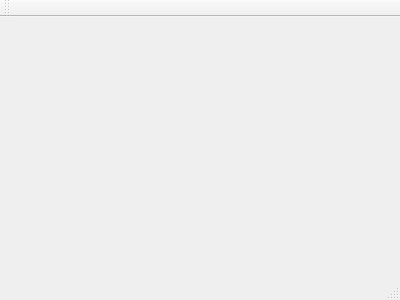
antondevs/ColorMap, file mainwindow.ui: the form before one commit.
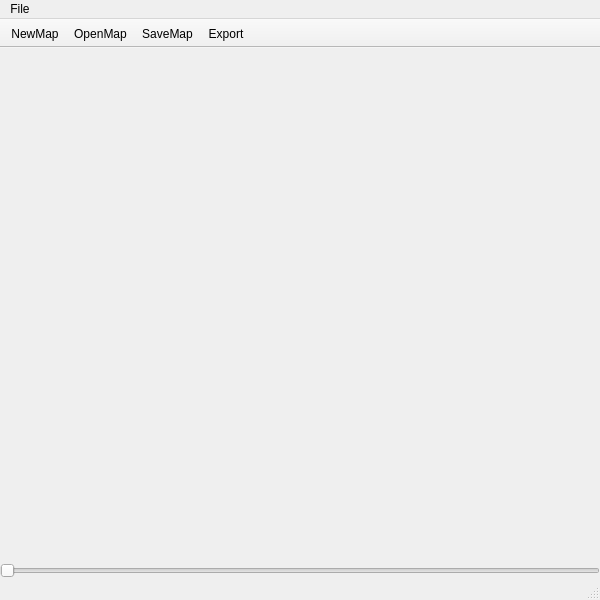
The form after the commit. Icons and pictures are not drawn. Custom widgets are drawn as their Qt base class.

```diff
--- a/mainwindow.ui
+++ b/mainwindow.ui
@@ -1,24 +1,170 @@
 <ui version="4.0">
  <class>MainWindow</class>
- <widget class="QMainWindow" name="MainWindow" >
-  <property name="geometry" >
+ <widget class="QMainWindow" name="MainWindow">
+  <property name="windowModality">
+   <enum>Qt::NonModal</enum>
+  </property>
+  <property name="geometry">
    <rect>
     <x>0</x>
     <y>0</y>
-    <width>400</width>
-    <height>300</height>
+    <width>600</width>
+    <height>600</height>
    </rect>
   </property>
-  <property name="windowTitle" >
-   <string>MainWindow</string>
+  <property name="sizePolicy">
+   <sizepolicy hsizetype="Fixed" vsizetype="Fixed">
+    <horstretch>0</horstretch>
+    <verstretch>0</verstretch>
+   </sizepolicy>
   </property>
-  <widget class="QMenuBar" name="menuBar" />
-  <widget class="QToolBar" name="mainToolBar" />
-  <widget class="QWidget" name="centralWidget" />
-  <widget class="QStatusBar" name="statusBar" />
+  <property name="minimumSize">
+   <size>
+    <width>600</width>
+    <height>600</height>
+   </size>
+  </property>
+  <property name="windowTitle">
+   <string>Color Map</string>
+  </property>
+  <widget class="QWidget" name="centralWidget">
+   <layout class="QGridLayout" name="gridLayout">
+    <property name="leftMargin">
+     <number>0</number>
+    </property>
+    <property name="topMargin">
+     <number>0</number>
+    </property>
+    <property name="rightMargin">
+     <number>0</number>
+    </property>
+    <property name="bottomMargin">
+     <number>0</number>
+    </property>
+    <item row="1" column="0">
+     <widget class="MapView" name="mapview" native="true">
+      <layout class="QVBoxLayout" name="verticalLayout"/>
+     </widget>
+    </item>
+    <item row="2" column="0">
+     <widget class="QSlider" name="horizontalSlider">
+      <property name="styleSheet">
+       <string notr="true">QSlider
+{
+   border-image: url(:/new/rsc/images/hue.png) 0 0 0 0 stretch stretch;
+   border-width: 0px;
+}</string>
+      </property>
+      <property name="maximum">
+       <number>360</number>
+      </property>
+      <property name="orientation">
+       <enum>Qt::Horizontal</enum>
+      </property>
+     </widget>
+    </item>
+   </layout>
+  </widget>
+  <widget class="QMenuBar" name="menuBar">
+   <property name="geometry">
+    <rect>
+     <x>0</x>
+     <y>0</y>
+     <width>600</width>
+     <height>22</height>
+    </rect>
+   </property>
+   <widget class="QMenu" name="menuFile">
+    <property name="title">
+     <string>File</string>
+    </property>
+    <addaction name="actionQuit"/>
+   </widget>
+   <addaction name="menuFile"/>
+  </widget>
+  <widget class="QToolBar" name="mainToolBar">
+   <property name="movable">
+    <bool>false</bool>
+   </property>
+   <attribute name="toolBarArea">
+    <enum>TopToolBarArea</enum>
+   </attribute>
+   <attribute name="toolBarBreak">
+    <bool>false</bool>
+   </attribute>
+   <addaction name="actionNewMap"/>
+   <addaction name="actionOpenMap"/>
+   <addaction name="actionSaveMap"/>
+   <addaction name="actionExport"/>
+  </widget>
+  <widget class="QStatusBar" name="statusBar"/>
+  <action name="actionQuit">
+   <property name="text">
+    <string>Quit</string>
+   </property>
+  </action>
+  <action name="actionNewMap">
+   <property name="icon">
+    <iconset>
+     <normalon>:/new/rsc/images/create.png</normalon>
+    </iconset>
+   </property>
+   <property name="text">
+    <string>NewMap</string>
+   </property>
+   <property name="toolTip">
+    <string>New</string>
+   </property>
+  </action>
+  <action name="actionOpenMap">
+   <property name="icon">
+    <iconset>
+     <normalon>:/new/rsc/images/open.png</normalon>
+    </iconset>
+   </property>
+   <property name="text">
+    <string>OpenMap</string>
+   </property>
+   <property name="toolTip">
+    <string>Open</string>
+   </property>
+  </action>
+  <action name="actionSaveMap">
+   <property name="icon">
+    <iconset>
+     <normalon>:/new/rsc/images/save.png</normalon>
+    </iconset>
+   </property>
+   <property name="text">
+    <string>SaveMap</string>
+   </property>
+   <property name="toolTip">
+    <string>Save</string>
+   </property>
+  </action>
+  <action name="actionExport">
+   <property name="icon">
+    <iconset>
+     <normalon>:/new/rsc/images/export.png</normalon>
+    </iconset>
+   </property>
+   <property name="text">
+    <string>Export</string>
+   </property>
+   <property name="toolTip">
+    <string>Export</string>
+   </property>
+  </action>
  </widget>
- <layoutDefault spacing="6" margin="11" />
- <pixmapfunction></pixmapfunction>
+ <layoutdefault spacing="6" margin="11"/>
+ <customwidgets>
+  <customwidget>
+   <class>MapView</class>
+   <extends>QWidget</extends>
+   <header>mapview.h</header>
+   <container>1</container>
+  </customwidget>
+ </customwidgets>
  <resources/>
  <connections/>
 </ui>
```
Left out of the diff: 23 changed lines with no effect on the pictures.
